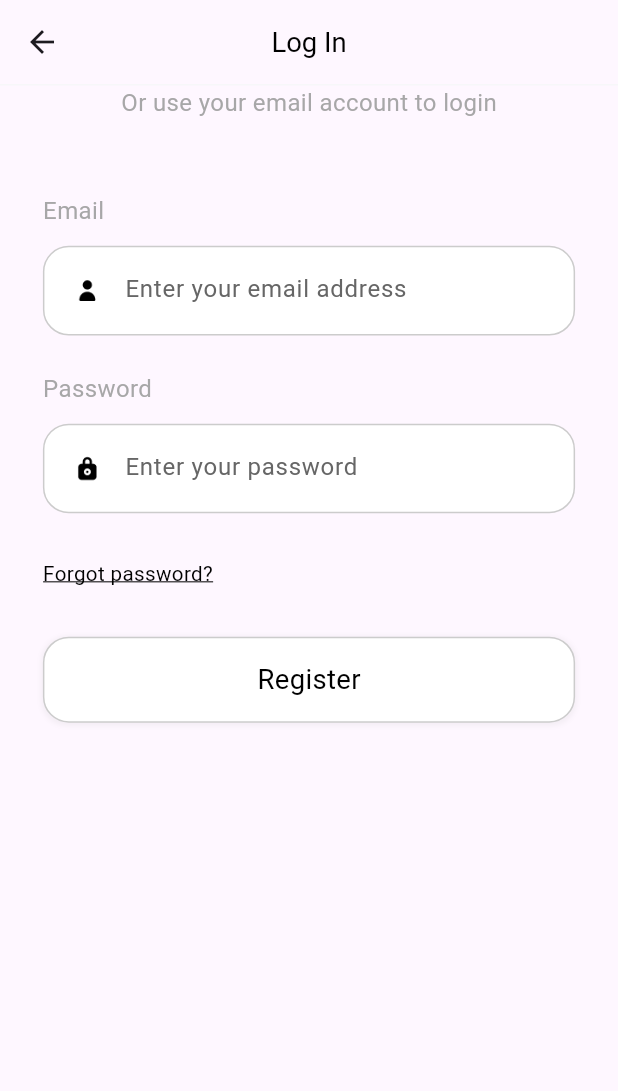
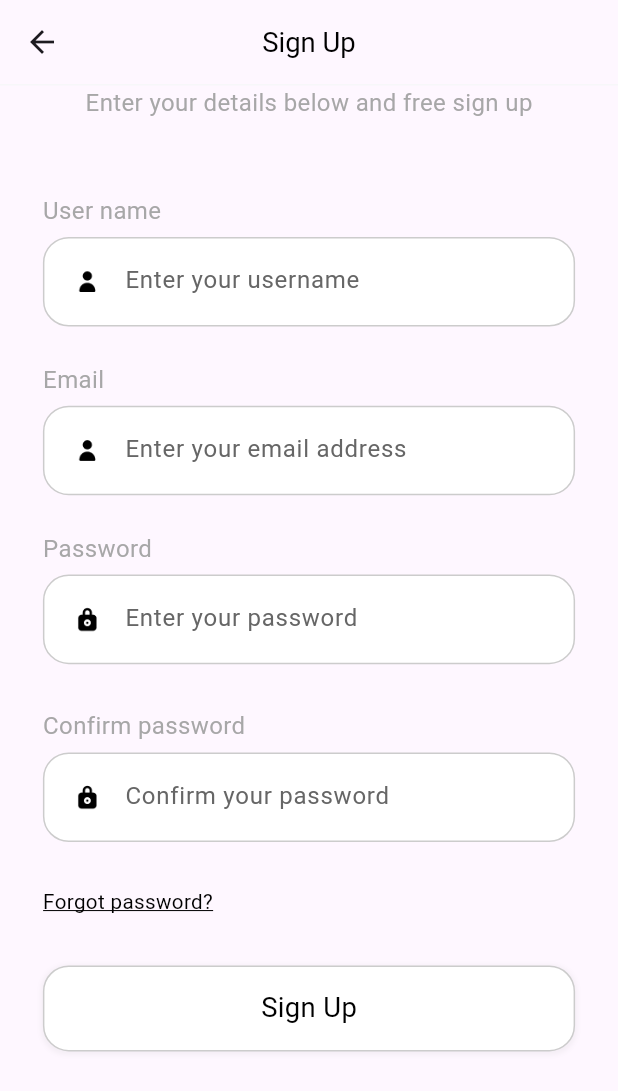
Before and after one commit to Daddy2054/ulearning_app_bloc, a Flutter app: the Register screen opened by its route, on a phone screen of 412 x 824 dp. Shown: the top 1091 px of the screen. Run offline on Flutter 3.47's test engine with Material 2 defaults, Android fonts, the phone set to English and light mode, and no system bars; our stand-ins replace cloud_firestore, dots_indicator, firebase_auth, firebase_core, flutter_bloc, flutter_screenutil and 1 more; accounts and stored records are empty; Roboto replaces fonts that are missing (Avenir).

Commit message:
53. Register screen and do ui part 3

```diff
--- a/lib/pages/common_widgets.dart
+++ b/lib/pages/common_widgets.dart
@@ -2,7 +2,7 @@ import 'package:flutter/material.dart';
 import 'package:flutter_screenutil/flutter_screenutil.dart';
 import 'package:ulearning_app_bloc/common/values/colors.dart';
 
-AppBar buildAppBar() {
+AppBar buildAppBar(String type) {
   return AppBar(
     centerTitle: true,
     bottom: PreferredSize(
@@ -14,7 +14,7 @@ AppBar buildAppBar() {
       ),
     ),
     title: Text(
-      'Log In',
+      type,
       style: TextStyle(
         color: AppColors.primaryText,
         fontSize: 16.sp,
--- a/lib/pages/register/register.dart
+++ b/lib/pages/register/register.dart
@@ -17,14 +17,15 @@ class _RegisterState extends State<Register> {
       color: Colors.white,
       child: SafeArea(
         child: Scaffold(
-              appBar: buildAppBar(),
+          appBar: buildAppBar('Sign Up'),
           body: SingleChildScrollView(
             child: Column(
               crossAxisAlignment: CrossAxisAlignment.start,
               children: [
                 Center(
-                        child:
-                            reusableText('Or use your email account to login')),
+                    child: reusableText(
+                  "Enter your details below and free sign up",
+                )),
                 Container(
                   margin: EdgeInsets.only(
                     top: 36.h,
@@ -35,10 +36,16 @@ class _RegisterState extends State<Register> {
                   child: Column(
                     crossAxisAlignment: CrossAxisAlignment.start,
                     children: [
+                      reusableText('User name'),
+                      buildTextField(
+                        'Enter your username',
+                        'name',
+                        'user',
+                        (value) {
+                          //     context.read<SignInBloc>().add(EmailEvent(value));
+                        },
+                      ),
                       reusableText('Email'),
-                          SizedBox(
-                            height: 5.h,
-                          ),
                       buildTextField(
                         'Enter your email address',
                         'email',
@@ -48,11 +55,7 @@ class _RegisterState extends State<Register> {
                         },
                       ),
                       reusableText('Password'),
-                          SizedBox(
-                            height: 5.h,
-                          ),
-                          buildTextField(
-                              'Enter your password', 'password', 'lock',
+                      buildTextField('Enter your password', 'password', 'lock',
                           (value) {
                         // context
                         //     .read<SignInBloc>()
@@ -61,9 +64,18 @@ class _RegisterState extends State<Register> {
                       SizedBox(
                         height: 5.h,
                       ),
+                      reusableText('Confirm password'),
+                      buildTextField(
+                          'Confirm your password', 'password', 'lock', (value) {
+                        // context
+                        //     .read<SignInBloc>()
+                        //     .add(PasswordEvent(value));
+                      }),
+                      SizedBox(
+                        height: 5.h,
+                      ),
                       forgotPassword(),
-
-                          buildLogInAndRegButton('Register', 'register', () {
+                      buildLogInAndRegButton('Sign Up', 'register', () {
                         Navigator.of(context).pushNamed('register');
                       }),
                     ],
@@ -75,6 +87,5 @@ class _RegisterState extends State<Register> {
         ),
       ),
     );
-
   }
 }
--- a/lib/pages/sign_in/sign_in.dart
+++ b/lib/pages/sign_in/sign_in.dart
@@ -22,7 +22,7 @@ class _SignInState extends State<SignIn> {
           color: Colors.white,
           child: SafeArea(
             child: Scaffold(
-              appBar: buildAppBar(),
+              appBar: buildAppBar('Log In'),
               body: SingleChildScrollView(
                 child: Column(
                   crossAxisAlignment: CrossAxisAlignment.start,
@@ -68,15 +68,15 @@ class _SignInState extends State<SignIn> {
                             height: 5.h,
                           ),
                           forgotPassword(),
-                          buildLogInAndRegButton('Log in', 'login', () {
-                            print('login button');
+                          buildLogInAndRegButton('Log In', 'login', () {
+                 //           print('login button');
                             SignInController(context: context)
                                 .handleSignIn('email');
                           }),
                           SizedBox(
                             height: 5.h,
                           ),
-                          buildLogInAndRegButton('Register', 'register', () {
+                          buildLogInAndRegButton('Sign Up', 'register', () {
                             Navigator.of(context).pushNamed('register');
                           }),
                         ],
```
Lines whose indentation alone changed are shown as unchanged.
